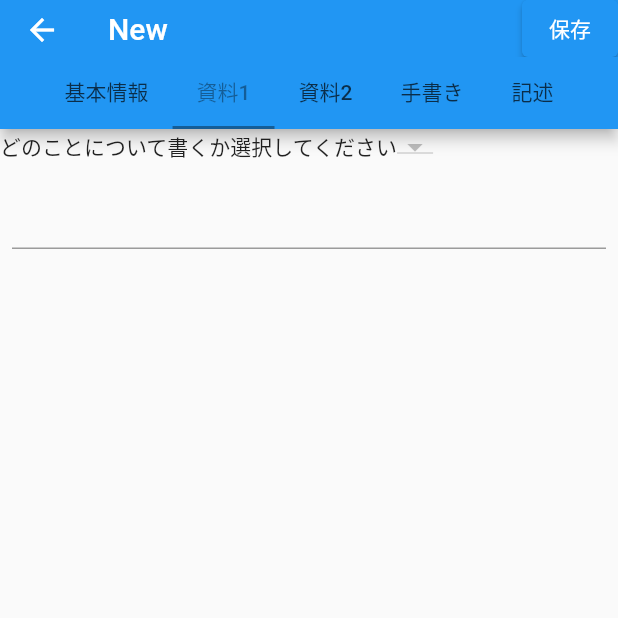
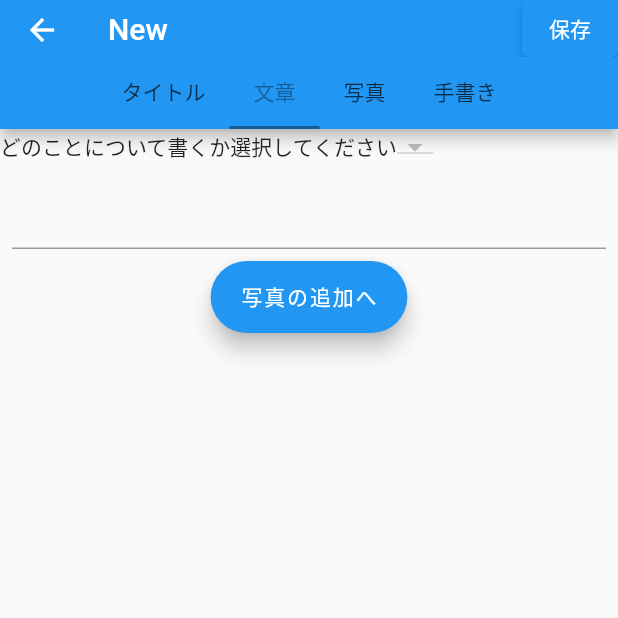
Before and after one commit to tomoki1590/FiveSenses-Dialy-Tom, a Flutter app: the NewPage screen opened directly, tab 2 chosen, on a phone screen of 412 x 824 dp, the top half of it. Run offline on Flutter 3.47's test engine with Material 2 defaults, Android fonts, the phone set to English and light mode, and no system bars; our stand-ins replace firebase_auth, firebase_core, flutter_riverpod, freezed_annotation, image_picker, shared_preferences; accounts and stored records are empty; network calls fail.

Commit message:
一旦ここまでで保存

```diff
--- a/lib/horizontal/screen/write.dart
+++ b/lib/horizontal/screen/cover/old/view_page.dart
@@ -1,7 +1,7 @@
 import 'package:flutter/material.dart';
 
-class Write extends StatelessWidget {
-  const Write({Key? key}) : super(key: key);
+class ViewPage extends StatelessWidget {
+  const ViewPage({Key? key}) : super(key: key);
 
   @override
   Widget build(BuildContext context) {
--- a/lib/horizontal/screen/cover/tag.dart
+++ /dev/null
@@ -1,25 +0,0 @@
-import 'package:flutter/material.dart';
-
-class TagPage extends StatelessWidget {
-  const TagPage({Key? key}) : super(key: key);
-
-  @override
-  Widget build(BuildContext context) {
-    return Scaffold(
-      body: Column(
-        children: [
-          Row(
-            children: [
-              Text('どのことについて書くか選択してください'),
-              DropdownButton(items: null, onChanged: null),
-            ],
-          ),
-          Padding(
-            padding: const EdgeInsets.all(8.0),
-            child: TextField(),
-          ),
-        ],
-      ),
-    );
-  }
-}
--- /dev/null
+++ b/lib/horizontal/screen/cover/write/hand_written.dart
@@ -0,0 +1,17 @@
+import 'package:flutter/material.dart';
+
+class Handwritten extends StatelessWidget {
+  const Handwritten({Key? key}) : super(key: key);
+
+  @override
+  Widget build(BuildContext context) {
+    return Scaffold(
+      body: Column(
+        children: [
+          Text('あなたの感じたものを現実化してみましょう'),
+          Text('見た物を書くのではなく感情などに色をつけてみましょう')
+        ],
+      ),
+    );
+  }
+}
--- a/lib/horizontal/screen/cover/result.dart
+++ b/lib/horizontal/screen/cover/write/result.dart
@@ -18,6 +18,13 @@ class Result extends StatelessWidget {
       body: SingleChildScrollView(
         child: Column(
           children: [
+            Text('タイトル'),
+            Text('作成日'),
+            Text('資料１のデータ'),
+            Text('選んだ項目とその内容'),
+            Text('文章'),
+            Text('文章'),
+            Text('文章'),
             Text('資料１のデータ'),
             Text('選んだ項目とその内容'),
             Text('資料１のデータ'),
@@ -26,18 +33,8 @@ class Result extends StatelessWidget {
             Text('選んだ項目とその内容'),
             Text('資料１のデータ'),
             Text('選んだ項目とその内容'),
-            Text('資料１のデータ'),
-            Text('選んだ項目とその内容'),
-            Text('資料１のデータ'),
-            Text('選んだ項目とその内容'),
-            Text('資料１のデータ'),
-            Text('選んだ項目とその内容'),
-            Text('資料１のデータ'),
-            Text('選んだ項目とその内容'),
-            Text('資料１のデータ'),
-            Text('選んだ項目とその内容'),
-            Text('資料１のデータ'),
-            Text('選んだ項目とその内容'),
+            Text('手書き'),
+            Text('イメージ図'),
             Image.network(
                 'https://www.hiroshima-navi.or.jp/event/uploads/380ea1a6122bed1d348c6bdf80576f951fff9d23.jpg'),
             Image.network(
--- /dev/null
+++ b/lib/horizontal/screen/cover/write/tag.dart
@@ -0,0 +1,33 @@
+import 'package:flutter/material.dart';
+
+class TagPage extends StatelessWidget {
+  const TagPage({Key? key}) : super(key: key);
+
+  @override
+  Widget build(BuildContext context) {
+    return SafeArea(
+      child: Scaffold(
+        body: Column(
+          children: [
+            Row(
+              children: [
+                Text('どのことについて書くか選択してください'),
+                DropdownButton(items: null, onChanged: null),
+              ],
+            ),
+            Padding(
+              padding: const EdgeInsets.all(8.0),
+              child: TextField(),
+            ),
+            FloatingActionButton.extended(
+              onPressed: () {
+                DefaultTabController.of(context)!.animateTo(2);
+              },
+              label: Text('写真の追加へ'),
+            )
+          ],
+        ),
+      ),
+    );
+  }
+}
--- a/lib/horizontal/screen/new_page.dart
+++ b/lib/horizontal/screen/new_page.dart
@@ -1,9 +1,8 @@
-import 'package:five_senses_dialy/horizontal/screen/cover/basic.dart';
-import 'package:five_senses_dialy/horizontal/screen/cover/hand_written.dart';
-import 'package:five_senses_dialy/horizontal/screen/cover/image_page.dart';
-import 'package:five_senses_dialy/horizontal/screen/cover/result.dart';
-import 'package:five_senses_dialy/horizontal/screen/cover/tag.dart';
-import 'package:five_senses_dialy/horizontal/screen/write.dart';
+import 'package:five_senses_dialy/horizontal/screen/cover/write/basic_data_page.dart';
+import 'package:five_senses_dialy/horizontal/screen/cover/write/hand_written.dart';
+import 'package:five_senses_dialy/horizontal/screen/cover/write/image_page.dart';
+import 'package:five_senses_dialy/horizontal/screen/cover/write/result.dart';
+import 'package:five_senses_dialy/horizontal/screen/cover/write/tag.dart';
 import 'package:flutter/material.dart';
 import 'package:flutter_riverpod/flutter_riverpod.dart';
 
@@ -13,14 +12,10 @@ class NewPage extends ConsumerWidget {
   @override
   Widget build(BuildContext context, WidgetRef ref) {
     final List<TabInfo> tabs = [
-      TabInfo(
-        '基本情報',
-        Basic(),
-      ),
-      TabInfo('資料1', TagPage()),
-      TabInfo('資料2', ImagePage()),
+      TabInfo('タイトル', BasicData()),
+      TabInfo('文章', TagPage()),
+      TabInfo('写真', ImagePage()),
       TabInfo('手書き', Handwritten()),
-      TabInfo('記述', Write()),
     ];
     return DefaultTabController(
       length: tabs.length,
--- a/lib/main.dart
+++ b/lib/main.dart
@@ -20,7 +20,7 @@ class fiveSensesDiary extends StatelessWidget {
   Widget build(BuildContext context) {
     return MaterialApp(
       title: "FiveSensesDiary",
-      home: CoverPage(),
+      home: Login(),
     );
   }
 }
```
Also changed, not shown: lib/horizontal/screen/cover/basic.dart (deleted, +0 -34 lines), lib/horizontal/screen/cover/hand_written.dart (deleted, +0 -10 lines), lib/horizontal/screen/cover/image_page.dart (deleted, +0 -53 lines), lib/horizontal/screen/cover/write/basic_data_page.dart (renamed from lib/horizontal/screen/cover/basic_data_page.dart, +4 -36 lines), lib/horizontal/screen/cover/write/image_page.dart (added, +49 -0 lines), lib/horizontal/screen/cover_page.dart (+12 -14 lines), lib/horizontal/screen/old_page.dart (+44 -46 lines), lib/login/login.dart (+65 -28 lines), lib/provider.dart (+3 -7 lines), 1 other file.
